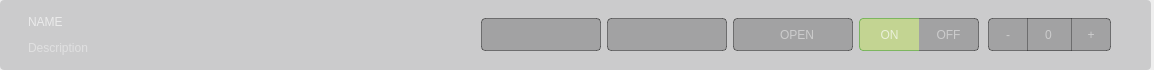
lowg0d/cosmos-ground-station, file src/ui/desing_files/settings.ui: the form before one commit.
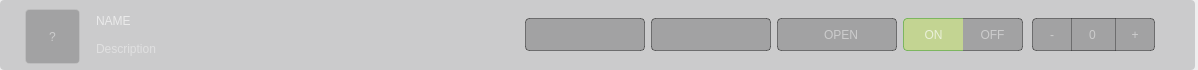
The form after the commit. Icons and pictures are not drawn.

Patch:
```diff
--- a/src/ui/desing_files/settings.ui
+++ b/src/ui/desing_files/settings.ui
@@ -6,7 +6,7 @@
    <rect>
     <x>0</x>
     <y>0</y>
-    <width>1154</width>
+    <width>1198</width>
     <height>70</height>
    </rect>
   </property>
@@ -96,9 +96,15 @@
       <property name="leftMargin">
        <number>25</number>
       </property>
+      <property name="topMargin">
+       <number>0</number>
+      </property>
       <property name="rightMargin">
        <number>25</number>
       </property>
+      <property name="bottomMargin">
+       <number>0</number>
+      </property>
       <item>
        <widget class="QFrame" name="name_desc">
         <property name="styleSheet">
@@ -147,12 +153,61 @@
              <number>0</number>
             </property>
             <property name="topMargin">
-             <number>0</number>
+             <number>9</number>
             </property>
             <property name="rightMargin">
              <number>0</number>
             </property>
             <property name="bottomMargin">
+             <number>9</number>
+            </property>
+            <item>
+             <widget class="QLabel" name="profile">
+              <property name="minimumSize">
+               <size>
+                <width>65</width>
+                <height>55</height>
+               </size>
+              </property>
+              <property name="maximumSize">
+               <size>
+                <width>65</width>
+                <height>55</height>
+               </size>
+              </property>
+              <property name="styleSheet">
+               <string notr="true">border-radius: 4px;
+color: rgba(255, 255, 255, 0.45);
+border: 1px solid rgba(200, 200, 200, 0.4);
+background-color: rgba(0, 0, 0, 0.2);</string>
+              </property>
+              <property name="text">
+               <string>?</string>
+              </property>
+              <property name="alignment">
+               <set>Qt::AlignCenter</set>
+              </property>
+             </widget>
+            </item>
+           </layout>
+          </widget>
+         </item>
+         <item>
+          <widget class="QFrame" name="frame">
+           <property name="frameShape">
+            <enum>QFrame::StyledPanel</enum>
+           </property>
+           <property name="frameShadow">
+            <enum>QFrame::Raised</enum>
+           </property>
+           <layout class="QVBoxLayout" name="verticalLayout_3">
+            <property name="spacing">
+             <number>4</number>
+            </property>
+            <property name="leftMargin">
+             <number>0</number>
+            </property>
+            <property name="rightMargin">
              <number>0</number>
             </property>
             <item>
```
